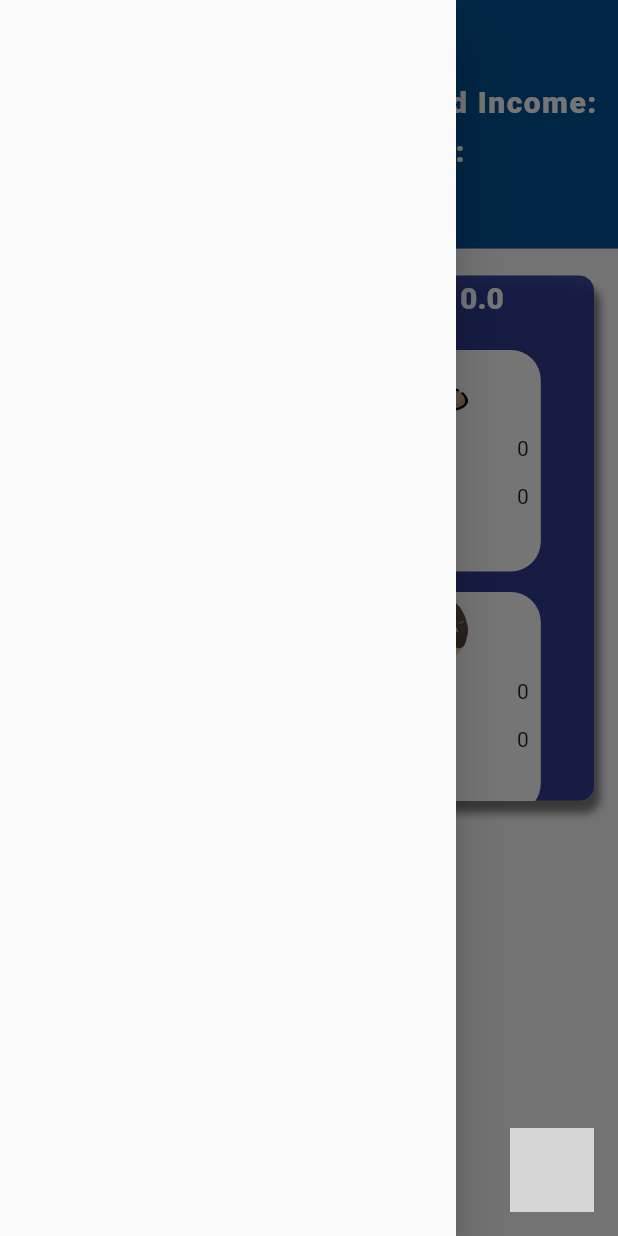
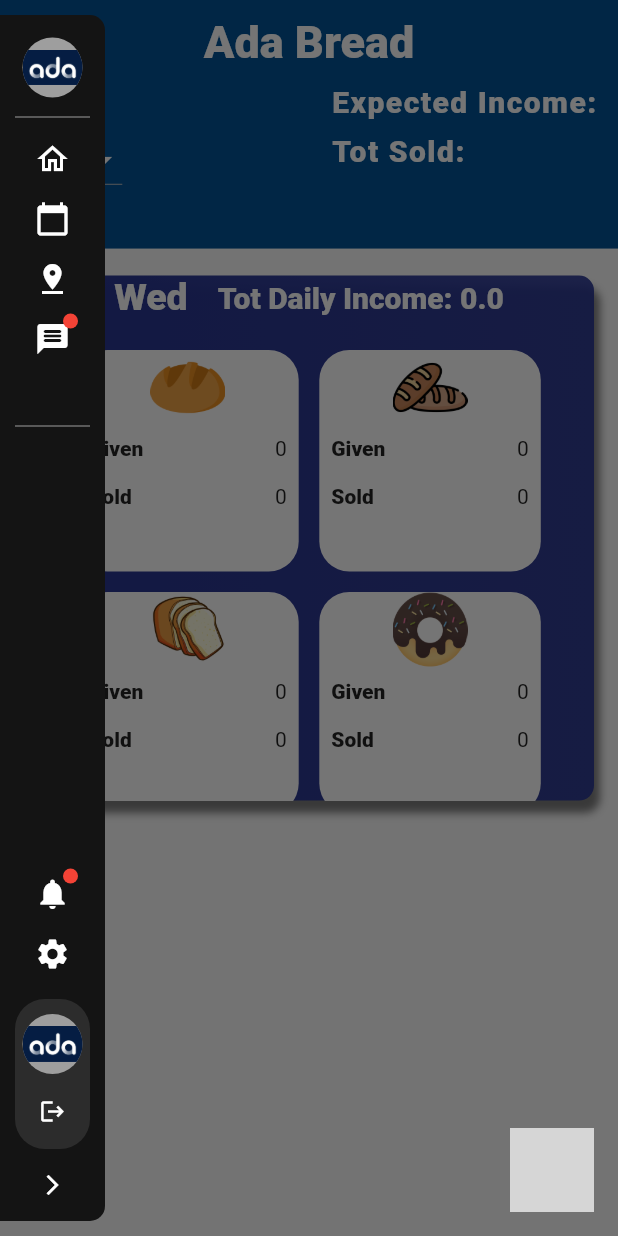
Before and after one commit to TrojanSystem/employee, a Flutter app: the DailySell screen opened directly, with the side drawer open, on a phone screen of 412 x 824 dp. Run offline on Flutter 3.47's test engine with Material 2 defaults, Android fonts, the phone set to English and light mode, and no system bars; our stand-ins replace cloud_firestore, curved_navigation_bar, firebase_auth, firebase_core, flutter_animation_progress_bar, flutter_slidable and 3 more; missing offline and left inert: fab_circular_menu, flutter_sms, syncfusion_flutter_pdf; accounts and stored records are empty; Roboto replaces fonts that are missing (FjallaOne, SecularOne); grey boxes are pictures that could not be loaded.

Commit message:
Add drawer and sign out function

```diff
--- /dev/null
+++ b/lib/drawer/bottom_user_info.dart
@@ -0,0 +1,142 @@
+import 'package:ada_bread/crediential/login_screen.dart';
+import 'package:firebase_auth/firebase_auth.dart';
+import 'package:flutter/material.dart';
+
+class BottomUserInfo extends StatelessWidget {
+  final bool isCollapsed;
+
+  const BottomUserInfo({
+    Key key,
+    this.isCollapsed,
+  }) : super(key: key);
+
+  @override
+  Widget build(BuildContext context) {
+    return AnimatedContainer(
+      duration: const Duration(milliseconds: 300),
+      height: isCollapsed ? 70 : 100,
+      width: double.infinity,
+      decoration: BoxDecoration(
+        color: Colors.white10,
+        borderRadius: BorderRadius.circular(20),
+      ),
+      child: isCollapsed
+          ? Center(
+              child: Row(
+                children: [
+                  Expanded(
+                    flex: 2,
+                    child: Container(
+                      margin: const EdgeInsets.symmetric(horizontal: 10),
+                      width: 40,
+                      height: 40,
+                      decoration: BoxDecoration(
+                        color: Colors.grey,
+                        borderRadius: BorderRadius.circular(20),
+                      ),
+                      child: ClipRRect(
+                        borderRadius: BorderRadius.circular(20),
+                        child: Image.asset(
+                          'images/logo.jpg',
+                          fit: BoxFit.contain,
+                        ),
+                      ),
+                    ),
+                  ),
+                  Expanded(
+                    flex: 5,
+                    child: Column(
+                      mainAxisAlignment: MainAxisAlignment.center,
+                      crossAxisAlignment: CrossAxisAlignment.start,
+                      children: const [
+                        Expanded(
+                          child: Align(
+                            alignment: Alignment.bottomLeft,
+                            child: Text(
+                              'Surafel Terefe',
+                              style: TextStyle(
+                                color: Colors.white,
+                                fontWeight: FontWeight.bold,
+                                fontSize: 18,
+                              ),
+                              maxLines: 1,
+                              overflow: TextOverflow.clip,
+                            ),
+                          ),
+                        ),
+                        Expanded(
+                          child: Text(
+                            'Seller',
+                            style: TextStyle(
+                              color: Colors.grey,
+                            ),
+                            maxLines: 1,
+                            overflow: TextOverflow.ellipsis,
+                          ),
+                        ),
+                      ],
+                    ),
+                  ),
+                  const Spacer(),
+                  Expanded(
+                    flex: 2,
+                    child: Padding(
+                      padding: const EdgeInsets.only(right: 10),
+                      child: IconButton(
+                        onPressed: () {
+                          FirebaseAuth.instance.signOut();
+                          Navigator.of(context)
+                              .pushReplacement(MaterialPageRoute(
+                            builder: (ctx) => LoginDemo(),
+                          ));
+                        },
+                        icon: const Icon(
+                          Icons.logout,
+                          color: Colors.white,
+                        ),
+                      ),
+                    ),
+                  ),
+                ],
+              ),
+            )
+          : Column(
+              children: [
+                Expanded(
+                  child: Container(
+                    margin: const EdgeInsets.only(top: 10),
+                    width: 40,
+                    height: 40,
+                    decoration: BoxDecoration(
+                      color: Colors.grey,
+                      borderRadius: BorderRadius.circular(20),
+                    ),
+                    child: ClipRRect(
+                      borderRadius: BorderRadius.circular(20),
+                      child: Image.asset(
+                        'images/logo.jpg',
+                        fit: BoxFit.contain,
+                      ),
+                    ),
+                  ),
+                ),
+                Expanded(
+                  child: IconButton(
+                    onPressed: () {
+                      FirebaseAuth.instance.signOut();
+                      Navigator.of(context).pushReplacement(MaterialPageRoute(
+                        builder: (ctx) => LoginDemo(),
+                      ));
+                    },
+                    icon: const Icon(
+                      Icons.logout,
+                      color: Colors.white,
+                      size: 18,
+                    ),
+                  ),
+                ),
+              ],
+            ),
+    );
+  }
+}
--- /dev/null
+++ b/lib/drawer/custom_drawer.dart
@@ -0,0 +1,112 @@
+import 'package:flutter/material.dart';
+
+import 'bottom_user_info.dart';
+import 'custom_list_tile.dart';
+import 'header.dart';
+
+class CustomDrawer extends StatefulWidget {
+  const CustomDrawer({Key key}) : super(key: key);
+
+  @override
+  State<CustomDrawer> createState() => _CustomDrawerState();
+}
+
+class _CustomDrawerState extends State<CustomDrawer> {
+  bool _isCollapsed = false;
+
+  @override
+  Widget build(BuildContext context) {
+    return SafeArea(
+      child: AnimatedContainer(
+        curve: Curves.easeInOutCubic,
+        duration: const Duration(milliseconds: 500),
+        width: _isCollapsed ? 300 : 70,
+        margin: const EdgeInsets.only(bottom: 10, top: 10),
+        decoration: const BoxDecoration(
+          borderRadius: BorderRadius.only(
+            bottomRight: Radius.circular(10),
+            topRight: Radius.circular(10),
+          ),
+          color: Color.fromRGBO(20, 20, 20, 1),
+        ),
+        child: Padding(
+          padding: const EdgeInsets.symmetric(horizontal: 10),
+          child: Column(
+            mainAxisAlignment: MainAxisAlignment.center,
+            crossAxisAlignment: CrossAxisAlignment.center,
+            children: [
+              CustomDrawerHeader(isColapsed: _isCollapsed),
+              const Divider(
+                color: Colors.grey,
+              ),
+              CustomListTile(
+                isCollapsed: _isCollapsed,
+                icon: Icons.home_outlined,
+                title: 'Home',
+                infoCount: 0,
+              ),
+              CustomListTile(
+                isCollapsed: _isCollapsed,
+                icon: Icons.calendar_today,
+                title: 'Calender',
+                infoCount: 0,
+              ),
+              CustomListTile(
+                isCollapsed: _isCollapsed,
+                icon: Icons.pin_drop,
+                title: 'Destinations',
+                infoCount: 0,
+                doHaveMoreOptions: Icons.arrow_forward_ios,
+              ),
+              CustomListTile(
+                isCollapsed: _isCollapsed,
+                icon: Icons.message_rounded,
+                title: 'Messages',
+                infoCount: 8,
+              ),
+              SizedBox(
+                height: 30,
+              ),
+              const Divider(color: Colors.grey),
+              const Spacer(),
+              CustomListTile(
+                isCollapsed: _isCollapsed,
+                icon: Icons.notifications,
+                title: 'Notifications',
+                infoCount: 2,
+              ),
+              CustomListTile(
+                isCollapsed: _isCollapsed,
+                icon: Icons.settings,
+                title: 'Settings',
+                infoCount: 0,
+              ),
+              const SizedBox(height: 10),
+              BottomUserInfo(isCollapsed: _isCollapsed),
+              Align(
+                alignment: _isCollapsed
+                    ? Alignment.bottomRight
+                    : Alignment.bottomCenter,
+                child: IconButton(
+                  splashColor: Colors.transparent,
+                  icon: Icon(
+                    _isCollapsed
+                        ? Icons.arrow_back_ios
+                        : Icons.arrow_forward_ios,
+                    color: Colors.white,
+                    size: 16,
+                  ),
+                  onPressed: () {
+                    setState(() {
+                      _isCollapsed = !_isCollapsed;
+                    });
+                  },
+                ),
+              ),
+            ],
+          ),
+        ),
+      ),
+    );
+  }
+}
--- /dev/null
+++ b/lib/drawer/custom_list_tile.dart
@@ -0,0 +1,116 @@
+import 'package:flutter/material.dart';
+
+class CustomListTile extends StatelessWidget {
+  final bool isCollapsed;
+  final IconData icon;
+  final String title;
+  final IconData doHaveMoreOptions;
+  final int infoCount;
+
+  const CustomListTile({
+    this.isCollapsed,
+    this.icon,
+    this.title,
+    this.doHaveMoreOptions,
+    this.infoCount,
+  });
+
+  @override
+  Widget build(BuildContext context) {
+    return InkWell(
+      onTap: () {},
+      child: AnimatedContainer(
+        duration: const Duration(milliseconds: 500),
+        width: isCollapsed ? 300 : 80,
+        height: 40,
+        child: Row(
+          children: [
+            Expanded(
+              child: Center(
+                child: Stack(
+                  clipBehavior: Clip.none,
+                  children: [
+                    Icon(
+                      icon,
+                      color: Colors.white,
+                    ),
+                    if (infoCount > 0)
+                      Positioned(
+                        right: -5,
+                        top: -5,
+                        child: Container(
+                          height: 10,
+                          width: 10,
+                          decoration: BoxDecoration(
+                            borderRadius: BorderRadius.circular(10),
+                            color: Colors.red,
+                          ),
+                        ),
+                      ),
+                  ],
+                ),
+              ),
+            ),
+            if (isCollapsed) const SizedBox(width: 10),
+            if (isCollapsed)
+              Expanded(
+                flex: 3,
+                child: Row(
+                  children: [
+                    Expanded(
+                      flex: 4,
+                      child: Text(
+                        title,
+                        style: const TextStyle(
+                          color: Colors.white,
+                        ),
+                        maxLines: 1,
+                        overflow: TextOverflow.clip,
+                      ),
+                    ),
+                    if (infoCount > 0)
+                      Expanded(
+                        flex: 2,
+                        child: Container(
+                          margin: const EdgeInsets.only(left: 10),
+                          width: 20,
+                          height: 20,
+                          decoration: BoxDecoration(
+                            borderRadius: BorderRadius.circular(20),
+                            color: Colors.purple[200],
+                          ),
+                          child: Center(
+                            child: Text(
+                              infoCount.toString(),
+                              style: const TextStyle(
+                                color: Colors.black,
+                                fontWeight: FontWeight.bold,
+                              ),
+                            ),
+                          ),
+                        ),
+                      ),
+                  ],
+                ),
+              ),
+            if (isCollapsed) const Spacer(),
+            if (isCollapsed)
+              Expanded(
+                flex: 1,
+                child: doHaveMoreOptions != null
+                    ? IconButton(
+                        icon: Icon(
+                          doHaveMoreOptions,
+                          color: Colors.white,
+                          size: 12,
+                        ),
+                        onPressed: () {},
+                      )
+                    : const Center(),
+              ),
+          ],
+        ),
+      ),
+    );
+  }
+}
--- /dev/null
+++ b/lib/drawer/header.dart
@@ -0,0 +1,66 @@
+import 'package:flutter/material.dart';
+
+class CustomDrawerHeader extends StatelessWidget {
+  final bool isColapsed;
+
+  const CustomDrawerHeader({
+    Key key,
+    this.isColapsed,
+  }) : super(key: key);
+
+  @override
+  Widget build(BuildContext context) {
+    return AnimatedContainer(
+      duration: const Duration(milliseconds: 500),
+      height: 60,
+      width: double.infinity,
+      child: Row(
+        mainAxisAlignment: MainAxisAlignment.center,
+        children: [
+          Container(
+            margin: const EdgeInsets.only(top: 10),
+            width: 40,
+            height: 40,
+            decoration: BoxDecoration(
+              color: Colors.grey,
+              borderRadius: BorderRadius.circular(20),
+            ),
+            child: ClipRRect(
+              borderRadius: BorderRadius.circular(20),
+              child: Image.asset(
+                'images/logo.jpg',
+                fit: BoxFit.contain,
+              ),
+            ),
+          ),
+          if (isColapsed) const SizedBox(width: 10),
+          if (isColapsed)
+            const Expanded(
+              flex: 3,
+              child: Text(
+                'ADA BREAD',
+                style: TextStyle(
+                  color: Colors.white,
+                  fontWeight: FontWeight.bold,
+                  fontSize: 20,
+                ),
+                maxLines: 1,
+              ),
+            ),
+          if (isColapsed) const Spacer(),
+          if (isColapsed)
+            Expanded(
+              flex: 1,
+              child: IconButton(
+                onPressed: () {},
+                icon: const Icon(
+                  Icons.search,
+                  color: Colors.white,
+                ),
+              ),
+            ),
+        ],
+      ),
+    );
+  }
+}
--- a/lib/home_page.dart
+++ b/lib/home_page.dart
@@ -1,3 +1,4 @@
+import 'package:ada_bread/drawer/custom_drawer.dart';
 import 'package:ada_bread/expense_screen/expense_screen.dart';
 import 'package:ada_bread/home_screen/daily_sell.dart';
 import 'package:flutter/material.dart';
@@ -21,6 +22,7 @@ class HomePage extends StatelessWidget {
     return Scaffold(
       body: screens[currentIndex],
       bottomNavigationBar: MyCustomBottomNavigationBar(),
+
     );
   }
 }
--- a/lib/home_screen/daily_sell.dart
+++ b/lib/home_screen/daily_sell.dart
@@ -8,6 +8,7 @@ import 'package:flutter_staggered_animations/flutter_staggered_animations.dart';
 import 'package:intl/intl.dart';
 import 'package:provider/provider.dart';
 
+import '../drawer/custom_drawer.dart';
 import '../other/constants.dart';
 import '../other/drop_down_menu_button.dart';
 
@@ -683,7 +684,7 @@ class _DailySellState extends State<DailySell> {
             },
             button_4: () {}),
       ),
-      drawer: const Drawer(),
+      drawer: const CustomDrawer(),
     );
   }
 }
```
